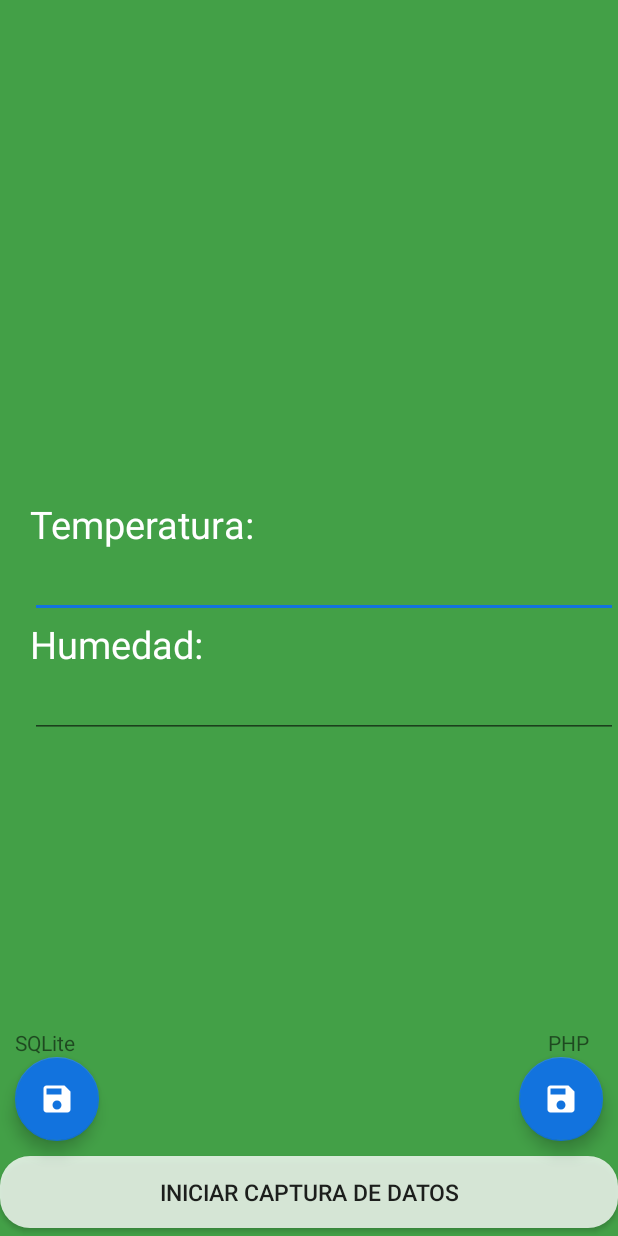
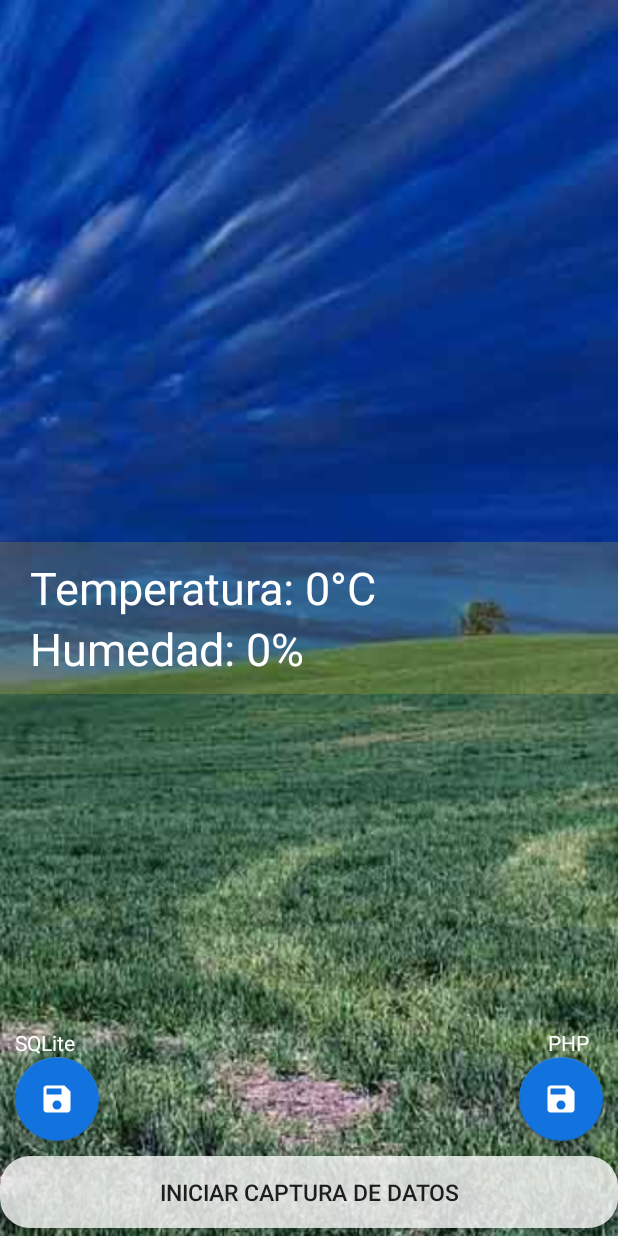
Before and after one commit to RafaCalderon/ArduinoBluetooth, an Android app: the layout fragment_ambiente.xml on its own in the app's theme, with its tools: preview values and no code run, on a phone screen of 412 x 824 dp. Run offline under Robolectric (Android 15) with nearby library versions, the phone set to English and light mode, and no system bars.

Commit message:
SQLite DB

```diff
--- a/app/src/main/AndroidManifest.xml
+++ b/app/src/main/AndroidManifest.xml
@@ -8,9 +8,9 @@
 
     <application
         android:allowBackup="true"
-        android:icon="@mipmap/ic_launcher"
+        android:icon="@drawable/icono_app"
         android:label="@string/app_name"
-        android:roundIcon="@mipmap/ic_launcher_round"
+        android:roundIcon="@drawable/icono_app"
         android:supportsRtl="true"
         android:theme="@style/AppTheme">
         <activity android:name=".MainActivity">
--- a/app/src/main/java/com/barium/rafacalderon/arduinobluetooth/ConexionHelper.java
+++ b/app/src/main/java/com/barium/rafacalderon/arduinobluetooth/ConexionHelper.java
@@ -24,7 +24,6 @@ public class ConexionHelper extends SQLiteOpenHelper{
         script = "CREATE TABLE "+TABLA+"("+COLUMN_ID+" integer primary key autoincrement,";
         script += COLUMN_TEMPERATURA+" text,"+COLUMN_HUMEDAD+" text,"+COLUMN_FECHA_HORA+" text)";
         db.execSQL(script);
-        db.execSQL("INSERT INTO ambiente VALUES (null, '20','20','2017-11-04 22:05:52')");
     }
 
     @Override
--- a/app/src/main/java/com/barium/rafacalderon/arduinobluetooth/Dispositivos.java
+++ b/app/src/main/java/com/barium/rafacalderon/arduinobluetooth/Dispositivos.java
@@ -81,6 +81,9 @@ public class Dispositivos extends AppCompatActivity {
                 deviceName = bluetoothDevices[0].getName();
                 bluetoothSocket.connect();
                 this.cancel(true);
+                Intent goPrincipal = new Intent(Dispositivos.this, Principal.class);
+                startActivity(goPrincipal);
+                finish();
 
             } catch (NoSuchMethodException e) {
                 publishProgress(2);
@@ -95,9 +98,6 @@ public class Dispositivos extends AppCompatActivity {
                 publishProgress(2);
                 e.printStackTrace();
             }
-            Intent goPrincipal = new Intent(Dispositivos.this, Principal.class);
-            startActivity(goPrincipal);
-            finish();
             return null;
         }
 
--- /dev/null
+++ b/app/src/main/res/drawable/ic_exit.xml
@@ -0,0 +1,4 @@
+<vector android:height="24dp" android:viewportHeight="32.0"
+    android:viewportWidth="32.0" android:width="24dp" xmlns:android="http://schemas.android.com/apk/res/android">
+    <path android:fillColor="#FFFFFFFF" android:pathData="M24,20v-4h-10v-4h10v-4l6,6zM22,18v8h-10v6l-12,-6v-26h22v10h-2v-8h-16l8,4v18h8v-6z"/>
+</vector>
--- a/app/src/main/res/layout/activity_main.xml
+++ b/app/src/main/res/layout/activity_main.xml
@@ -35,6 +35,5 @@
             android:textColor="#cf5d08"
             android:id="@+id/btnConectar"
             android:textSize="15sp"/>
-
     </LinearLayout>
 </RelativeLayout>
--- a/app/src/main/res/layout/fragment_ambiente.xml
+++ b/app/src/main/res/layout/fragment_ambiente.xml
@@ -3,10 +3,14 @@
     android:layout_width="match_parent"
     android:layout_height="match_parent"
     tools:context="com.barium.rafacalderon.arduinobluetooth.Ambiente">
+    <ImageView
+        android:layout_width="match_parent"
+        android:layout_height="match_parent"
+        android:src="@drawable/fondo_ambiente"
+        android:scaleType="centerCrop"/>
     <RelativeLayout
         android:layout_width="match_parent"
         android:layout_height="match_parent"
-        android:background="@color/colorPrimary"
         android:gravity="center_vertical">
         <LinearLayout
             android:layout_width="match_parent"
@@ -19,28 +23,9 @@
                 android:orientation="vertical"
                 android:paddingLeft="20dp"
                 android:paddingTop="10dp"
-                android:paddingBottom="10dp">
+                android:paddingBottom="10dp"
+                android:background="#33E0BF23">
                 <TextView
-                    android:layout_width="wrap_content"
-                    android:layout_height="match_parent"
-                    android:text="Temperatura:"
-                    android:textColor="#fff"
-                    android:textSize="25sp"/>
-                <EditText
-                    android:layout_width="match_parent"
-                    android:layout_height="wrap_content"
-                    android:id="@+id/etxTemperatura"/>
-                <TextView
-                    android:layout_width="wrap_content"
-                    android:layout_height="match_parent"
-                    android:text="Humedad:"
-                    android:textColor="#fff"
-                    android:textSize="25sp"/>
-                <EditText
-                    android:layout_width="match_parent"
-                    android:layout_height="wrap_content"
-                    android:id="@+id/etxHumedad"/>
-                <!--<TextView
                     android:layout_width="match_parent"
                     android:layout_height="wrap_content"
                     android:text="Temperatura: 0°C"
@@ -53,11 +38,8 @@
                     android:text="Humedad: 0%"
                     android:textColor="#fff"
                     android:id="@+id/txtHumAmbiente"
-                    android:textSize="30sp"/>-->
+                    android:textSize="30sp"/>
             </LinearLayout>
-            <ProgressBar
-                android:layout_width="wrap_content"
-                android:layout_height="wrap_content" />
         </LinearLayout>
         <Button
             android:layout_width="match_parent"
@@ -75,7 +57,8 @@
             android:gravity="center"
             android:layout_above="@id/guardarDatosAmbiente"
             android:layout_alignParentRight="true"
-            android:layout_alignStart="@id/guardarDatosAmbiente"/>
+            android:layout_alignStart="@id/guardarDatosAmbiente"
+            android:textColor="#fff"/>
         <android.support.design.widget.FloatingActionButton
             android:layout_width="wrap_content"
             android:layout_height="wrap_content"
@@ -91,7 +74,8 @@
             android:text="SQLite"
             android:gravity="center"
             android:layout_alignStart="@id/guardarDatosAmbienteSQLite"
-            android:layout_above="@id/guardarDatosAmbienteSQLite"/>
+            android:layout_above="@id/guardarDatosAmbienteSQLite"
+            android:textColor="#fff"/>
         <android.support.design.widget.FloatingActionButton
             android:layout_width="wrap_content"
             android:layout_height="wrap_content"
--- a/app/src/main/res/menu/menu.xml
+++ b/app/src/main/res/menu/menu.xml
@@ -16,4 +16,9 @@
         android:icon="@drawable/ic_info_black_24dp"
         android:title="Acerca de"
         app:showAsAction="never" />
+    <item
+        android:id="@+id/desconectar"
+        android:icon="@drawable/ic_exit"
+        android:title="Desconectar"
+        app:showAsAction="always" />
 </menu>
--- a/app/src/main/res/values/strings.xml
+++ b/app/src/main/res/values/strings.xml
@@ -1,5 +1,5 @@
 <resources>
-    <string name="app_name">ArduinoBluetooth</string>
+    <string name="app_name">PlantMe</string>
     <string name="bienvenido">¡Bienvenido! Presiona \"Conectar\" para qué puedas acceder a la información de tu cultivo en tiempo real</string>
     <string name="texto_dispositivos">Solo un paso más. Selecciona un dispositivo compatible. \n(Solo dispositivos HC-05)</string>
 
```
Also changed, not shown: app/src/main/java/com/barium/rafacalderon/arduinobluetooth/Ambiente.java (+26 -32 lines), app/src/main/java/com/barium/rafacalderon/arduinobluetooth/Dispositivos_2.java (+56 -4 lines), app/src/main/java/com/barium/rafacalderon/arduinobluetooth/Principal.java (+12 -0 lines), app/src/main/res/layout/activity_acerca__de.xml (+13 -3 lines), app/src/main/res/layout/fragment_dispositivos_2.xml (+52 -5 lines), app/src/main/res/layout/fragment_superficie.xml (+14 -4 lines), app/src/main/res/layout/item_listview.xml (+6 -3 lines), app/src/main/res/drawable/fondo_ambiente.jpg (added), app/src/main/res/drawable/fondo_des.jpg (added), app/src/main/res/drawable/fondo_dis.jpg (added), app/src/main/res/drawable/fondo_super.jpg (added), app/src/main/res/drawable/icono_app.png (added).
